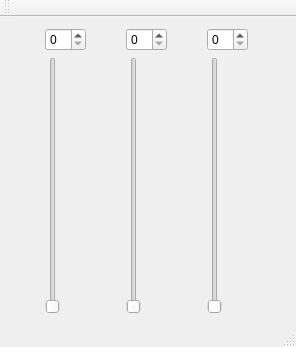
First picture: the form in qt03_uis/mainwindow.ui, repository zzu-andrew/QT_examples, before the edit.
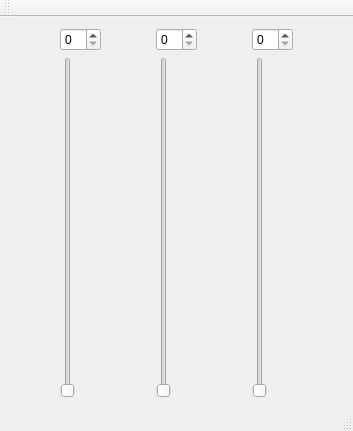
Second picture: the form after the edit.

Commit message: 添加ui文件修改

```diff
--- a/qt03_uis/mainwindow.ui
+++ b/qt03_uis/mainwindow.ui
@@ -6,8 +6,8 @@
    <rect>
     <x>0</x>
     <y>0</y>
-    <width>296</width>
-    <height>347</height>
+    <width>353</width>
+    <height>431</height>
    </rect>
   </property>
   <property name="windowTitle">
```
Left out of the diff: 4 changed lines with no effect on the pictures.
